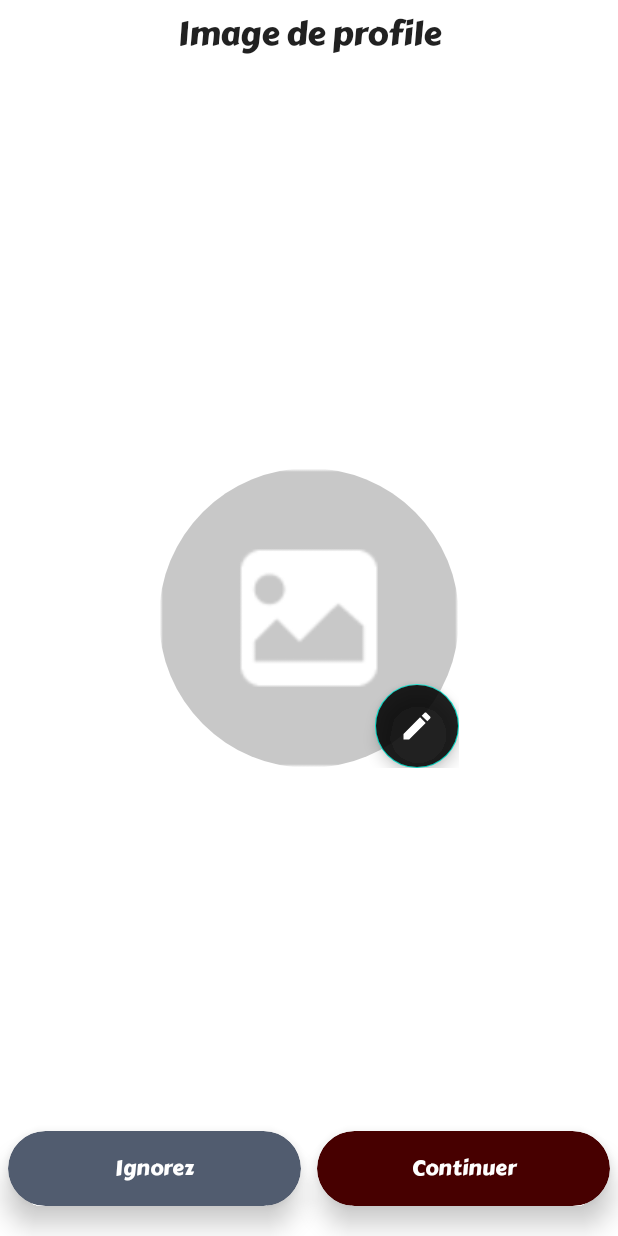
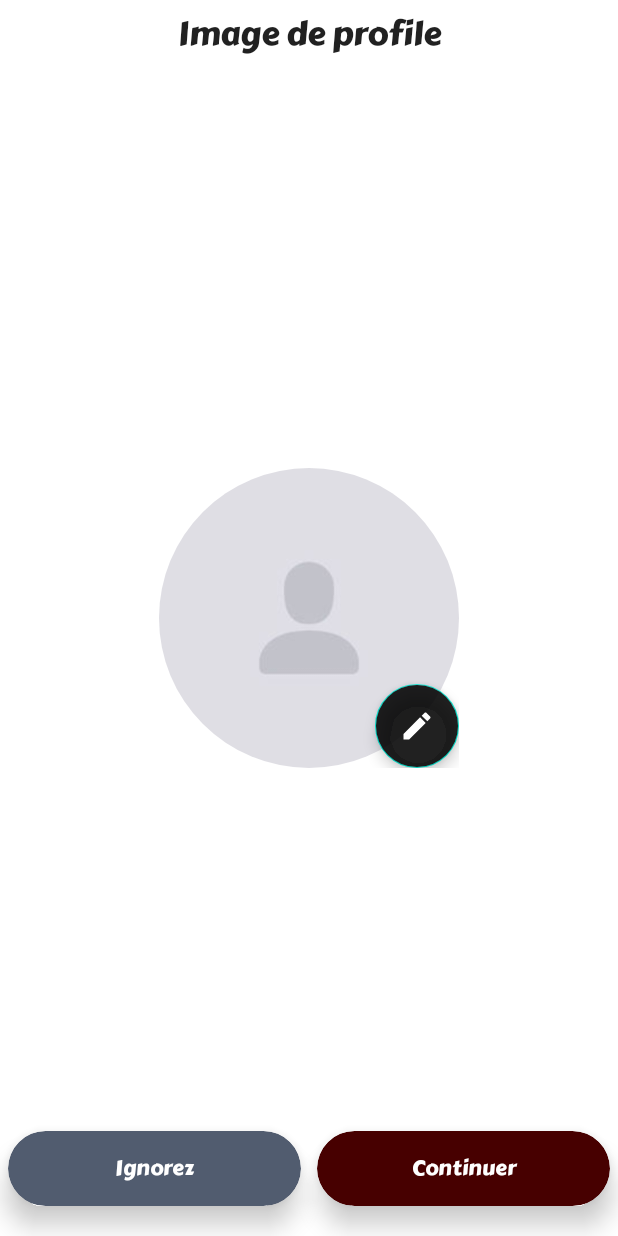
Before and after one commit to StyveLioumba/zFly, an Android app: the UserPhotoActivity screen opened directly, with no data from a screen before it, on a phone screen of 412 x 824 dp. Run offline under Robolectric (Android 15) with nearby library versions, the phone set to English and light mode, and no system bars; our stand-ins replace Firebase (no records; nobody signed in at launch, a user with empty details on screens opened directly); libraries missing offline, so code that uses them is left out: com.mikhaellopez.circularimageview; plain views replace CircularImageView; pictures from the network do not load; 1 statement that could not run was skipped.

Commit message:
dernier commit avant generer

```diff
--- a/app/src/main/java/cg/essengogroup/zfly/controller/adapter/GallerieAdapter.java
+++ b/app/src/main/java/cg/essengogroup/zfly/controller/adapter/GallerieAdapter.java
@@ -40,7 +40,7 @@ public class GallerieAdapter extends RecyclerView.Adapter<GallerieAdapter.MyView
 
         Glide.with(context)
                 .load(arrayList.get(position).getImage())
-                .placeholder(R.drawable.default_img)
+                .placeholder(R.drawable.imgdefault)
                 .into(holder.imageUser);
 
         holder.cardView.setOnClickListener(v->
--- a/app/src/main/java/cg/essengogroup/zfly/controller/adapter/MultiViewTypeAdapter.java
+++ b/app/src/main/java/cg/essengogroup/zfly/controller/adapter/MultiViewTypeAdapter.java
@@ -146,7 +146,7 @@ public class MultiViewTypeAdapter extends RecyclerView.Adapter {
                             if (dataSnapshot!=null){
                                 Glide.with(mContext.getApplicationContext())
                                         .load(String.valueOf(dataSnapshot.child("image").getValue()))
-                                        .placeholder( R.drawable.default_img)
+                                        .placeholder( R.drawable.imgdefault)
                                         .circleCrop()
                                         .into(((ImageTypeViewHolder) holder).imageUser);
 
@@ -228,7 +228,7 @@ public class MultiViewTypeAdapter extends RecyclerView.Adapter {
                             if (dataSnapshot!=null){
                                 Glide.with(mContext.getApplicationContext())
                                         .load(String.valueOf(dataSnapshot.child("image").getValue()))
-                                        .placeholder( R.drawable.default_img)
+                                        .placeholder( R.drawable.imgdefault)
                                         .circleCrop()
                                         .into(((AudioTypeViewHolder) holder).imageUser);
 
--- a/app/src/main/java/cg/essengogroup/zfly/controller/adapter/UserAdapter.java
+++ b/app/src/main/java/cg/essengogroup/zfly/controller/adapter/UserAdapter.java
@@ -73,7 +73,7 @@ public class UserAdapter extends RecyclerView.Adapter<UserAdapter.MyViewHolder>
 
         Glide.with(context)
                 .load(arrayList.get(position).getImage())
-                .placeholder(R.drawable.default_img)
+                .placeholder(R.drawable.imgdefault)
                 .circleCrop()
                 .into(holder.imageUser);
 
--- a/app/src/main/java/cg/essengogroup/zfly/controller/adapter/UtilisateurAdapter.java
+++ b/app/src/main/java/cg/essengogroup/zfly/controller/adapter/UtilisateurAdapter.java
@@ -58,7 +58,7 @@ public class UtilisateurAdapter extends RecyclerView.Adapter<UtilisateurAdapter.
         holder.txtPseudo.setText(user.getPseudo());
         Glide.with(context)
                 .load(user.getImage())
-                .placeholder( R.drawable.default_img)
+                .placeholder( R.drawable.imgdefault)
                 .fitCenter()
                 .into(holder.imageView);
 
--- a/app/src/main/java/cg/essengogroup/zfly/view/activities/AccueilActivity.java
+++ b/app/src/main/java/cg/essengogroup/zfly/view/activities/AccueilActivity.java
@@ -146,7 +146,7 @@ public class AccueilActivity extends AppCompatActivity {
         if (user!=null){
             Glide.with(this)
                     .load(user.getPhotoUrl().toString())
-                    .placeholder( R.drawable.default_img)
+                    .placeholder( R.drawable.imgdefault)
                     .circleCrop()
                     .into(imageView);
         }
--- a/app/src/main/java/cg/essengogroup/zfly/view/activities/DetailActivity.java
+++ b/app/src/main/java/cg/essengogroup/zfly/view/activities/DetailActivity.java
@@ -99,7 +99,7 @@ public class DetailActivity extends AppCompatActivity {
         Methodes.glideDownload(
                 DetailActivity.this,
                 imageValue,
-                R.drawable.default_img,
+                R.drawable.imgdefault,
                 imageView
         );
 
--- a/app/src/main/java/cg/essengogroup/zfly/view/activities/DetailArtistActivity.java
+++ b/app/src/main/java/cg/essengogroup/zfly/view/activities/DetailArtistActivity.java
@@ -168,7 +168,7 @@ public class DetailArtistActivity extends AppCompatActivity {
     private void getUserInfo(){
         Glide.with(DetailArtistActivity.this)
                 .load(intent.getStringExtra("image"))
-                .placeholder(R.drawable.default_img)
+                .placeholder(R.drawable.imgdefault)
                 .centerCrop()
                 .into(userImage);
 
--- a/app/src/main/java/cg/essengogroup/zfly/view/activities/UserPhotoActivity.java
+++ b/app/src/main/java/cg/essengogroup/zfly/view/activities/UserPhotoActivity.java
@@ -50,7 +50,7 @@ public class UserPhotoActivity extends AppCompatActivity {
     private Intent intent;
     private FloatingActionButton fab;
     private String nomValue,prenomValue,telValue,pseudoValue,
-            lienCouverture="",
+            lienCouverture="https://firebasestorage.googleapis.com/v0/b/zfly2020-151d6.appspot.com/o/default%2Fdefault_img.png?alt=media&token=acb214d0-afcc-4afd-82ea-fea66baf789f",
             lienProfileImage="https://firebasestorage.googleapis.com/v0/b/zfly2020-151d6.appspot.com/o/default%2F264x264-000000-80-0-0.jpg?alt=media&token=feceb79d-6109-43b7-8275-c6ab0f2fc4a3";
     private boolean artisteValue;
 
@@ -119,7 +119,6 @@ public class UserPhotoActivity extends AppCompatActivity {
     }
 
     private void selectionnerImage(){
-//        intent=new Intent();
         intent = new Intent(Intent.ACTION_PICK, MediaStore.Images.Media.EXTERNAL_CONTENT_URI);
         startActivityForResult(intent, CHOIX_IMAGE);
     }
--- a/app/src/main/res/layout/activity_modifier_profil.xml
+++ b/app/src/main/res/layout/activity_modifier_profil.xml
@@ -46,7 +46,7 @@
             <com.mikhaellopez.circularimageview.CircularImageView
                 android:layout_width="match_parent"
                 android:layout_height="match_parent"
-                android:src="@drawable/default_img"
+                android:src="@drawable/imgdefault"
                 android:id="@+id/imgUser"/>
             <com.google.android.material.floatingactionbutton.FloatingActionButton
                 android:layout_width="wrap_content"
--- a/app/src/main/res/layout/activity_user_photo.xml
+++ b/app/src/main/res/layout/activity_user_photo.xml
@@ -23,7 +23,7 @@
         <com.mikhaellopez.circularimageview.CircularImageView
             android:layout_width="match_parent"
             android:layout_height="match_parent"
-            android:src="@drawable/default_img"
+            android:src="@drawable/imgdefault"
             android:id="@+id/imgUser"/>
         <com.google.android.material.floatingactionbutton.FloatingActionButton
             android:layout_width="wrap_content"
```
Also changed, not shown: app/src/main/java/cg/essengogroup/zfly/view/activities/ProfileActivity.java (+6 -8 lines), app/src/main/res/drawable/imgdefault.jpg (added).
